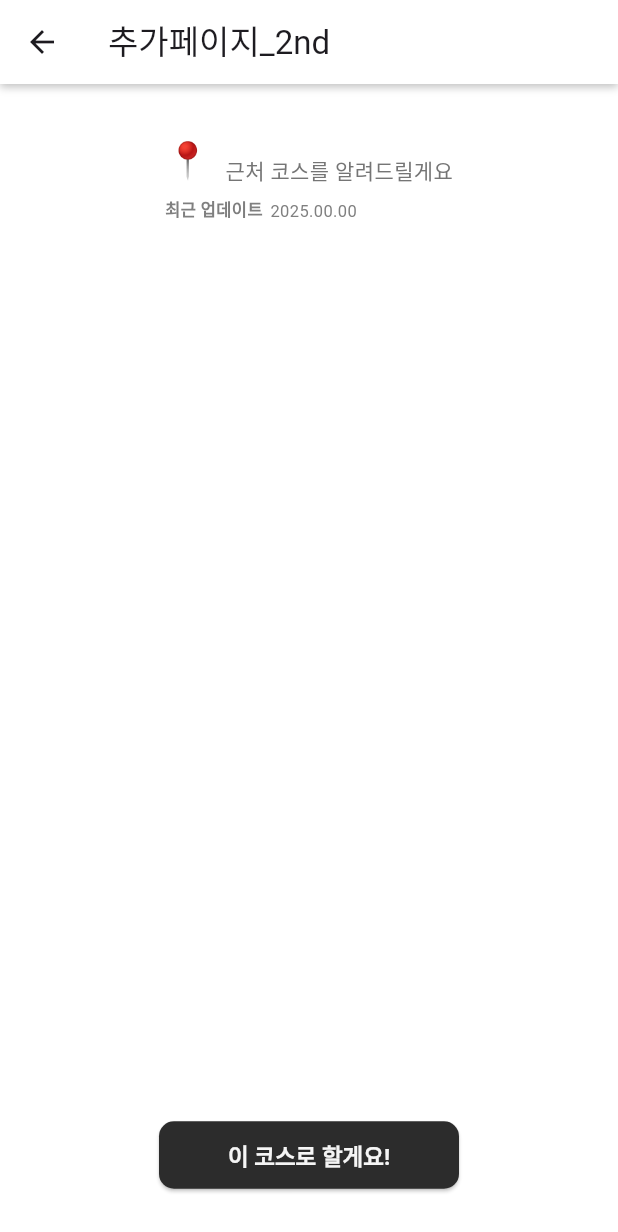
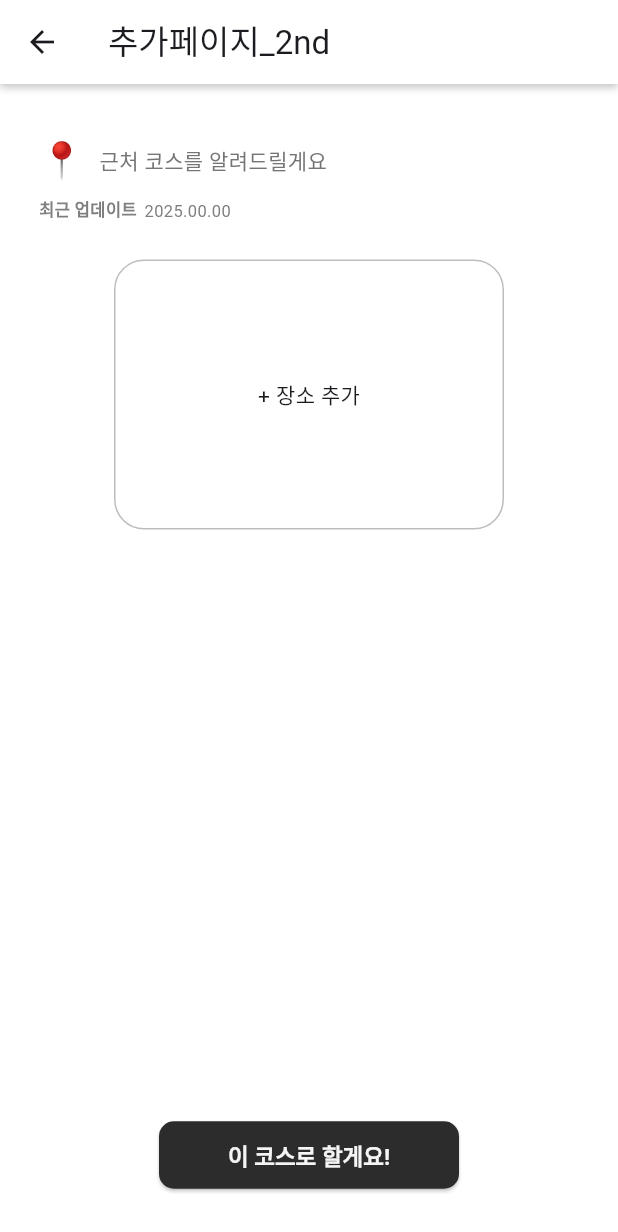
Before and after one commit to 2025AlphaProject/alphaFE, a Flutter app: the AddPage_2 screen opened directly with empty values, on a phone screen of 412 x 824 dp. Shown: the top 1232 px of the screen. Run offline on Flutter 3.47's test engine with Material 3 defaults, Android fonts, the phone set to English and light mode, and no system bars; our stand-ins replace flutter_dotenv, geolocator, image_picker; missing offline and left inert: kakao_flutter_sdk; network calls fail.

Commit message:
feature: placeinfo, placeinput 카드요소 추가

```diff
--- a/lib/pages/add_page/add_page_2.dart
+++ b/lib/pages/add_page/add_page_2.dart
@@ -1,14 +1,14 @@
-// 필수 패키지 import
 import 'package:flutter/material.dart';
 import 'package:flutter/cupertino.dart';
 import 'package:flutter/rendering.dart';
-import 'dart:async'; // Timer 사용을 위해 필요
-import 'dart:convert'; // jsonDecode 사용을 위해 필요
-import 'package:web_socket_channel/web_socket_channel.dart'; // 웹소켓 사용을 위해 필요
+import 'dart:async';
+import 'dart:convert';
+import 'package:web_socket_channel/web_socket_channel.dart';
 import 'add_page_3.dart';
 import '../../components/app_bar.dart';
 import '../../components/proceed_button.dart';
 import '../../components/placeinfo_card.dart';
+import '../../components/placeinput_card.dart';
 
 class AddPage_2 extends StatefulWidget {
   final String title;
@@ -21,26 +21,22 @@ class AddPage_2 extends StatefulWidget {
 
 class _AddPage_2State extends State<AddPage_2> {
   late ScrollController _scrollController;
-
-  // 버튼 노출 여부 상태 (true = 보임, false = 숨김)
   bool _visibleButton = true;
-
-  // 스크롤이 멈췄을 때 지연 후 버튼을 다시 보이게 하기 위한 타이머
   Timer? _idleTimer;
 
-  // API로부터 받은 장소 정보 저장
-  List<Map<String, dynamic>> _places = [];
+  // 장소 데이터 목록 (API + 사용자 입력)
+  List<PlaceInfoBlock> _placeWidgets = [];
+
+  // 현재 + 장소 추가 입력폼이 열려있는지 여부
+  bool _isAddingPlace = false;
 
   @override
   void initState() {
     super.initState();
-    _scrollController = ScrollController(); // 스크롤 추적용 컨트롤러 초기화
-
-    // 웹소켓 연결 및 데이터 수신
+    _scrollController = ScrollController();
     connectWebSocket();
   }
 
-  // 웹소켓 연결 및 데이터 수신
   void connectWebSocket() async {
     final channel = WebSocketChannel.connect(
       Uri.parse('ws://localhost:8000/tour/recommend/?user_id=111&areaCode=1&sigunguName=${widget.title}'),
@@ -50,39 +46,42 @@ class _AddPage_2State extends State<AddPage_2> {
       final data = jsonDecode(message);
       if (data["status"] == "SUCCESS" && data["result"] != null) {
         final List<dynamic> firstCourse = data["result"][0];
+
         setState(() {
-          _places = firstCourse.cast<Map<String, dynamic>>();
+          _placeWidgets = firstCourse.take(5).map((place) {
+            final rawUrl = place['image1'] ?? '';
+            final proxyUrl = rawUrl.startsWith('http://')
+                ? 'https://images.weserv.nl/?url=${Uri.encodeComponent(rawUrl.replaceFirst('http://', ''))}'
+                : rawUrl;
+
+            return PlaceInfoBlock(
+              imageUrl: proxyUrl,
+              title: place['title'] ?? '제목 없음',
+              description: place['address'] ?? '주소 정보 없음',
+              mapX: double.tryParse(place['mapX'] ?? '0') ?? 0.0,
+              mapY: double.tryParse(place['mapY'] ?? '0') ?? 0.0,
+            );
+          }).toList();
         });
       }
     });
   }
 
-  // 스크롤 상태를 감지하여 버튼을 숨기거나 다시 보여주는 함수
   void myScrollNotification(ScrollNotification notification) {
     if (notification is UserScrollNotification) {
       final direction = notification.direction;
-
-      // (임시) 유저의 스크롤 방향을 콘솔창에 출력, 개발 완료 시 제거
-      print("📢 direction: $direction");
-
       if (direction == ScrollDirection.idle) {
-        // 사용자가 스크롤을 멈췄을 경우 → 타이머가 없을 때만 생성
         _idleTimer ??= Timer(const Duration(milliseconds: 750), () {
-          showFloatButton(); // 0.75초 이상 멈춰있으면 버튼 다시 표시
+          showFloatButton();
         });
       } else {
-        // 스크롤 중일 경우 → 타이머 취소 및 버튼 숨기기
         _idleTimer?.cancel();
         _idleTimer = null;
-
-        if (_visibleButton) {
-          hideFloatButton();
-        }
+        if (_visibleButton) hideFloatButton();
       }
     }
   }
 
-  // 버튼 다시 보이기
   void showFloatButton() {
     if (!_visibleButton) {
       setState(() {
@@ -91,13 +90,21 @@ class _AddPage_2State extends State<AddPage_2> {
     }
   }
 
-  // 버튼 숨기기
   void hideFloatButton() {
     if (_visibleButton) {
       setState(() {
         _visibleButton = false;
       });
     }
+  }
+
+  void addNewPlace(String imageUrl, String title, String description, double mapX, double mapY) {
+    setState(() {
+      _placeWidgets.add(
+        PlaceInfoBlock(imageUrl: imageUrl, title: title, description: description, mapX: mapX, mapY: mapY,),
+      );
+      _isAddingPlace = false;
+    });
   }
 
   @override
@@ -108,11 +115,10 @@ class _AddPage_2State extends State<AddPage_2> {
       body: Stack(
         alignment: Alignment.center,
         children: [
-          // 스크롤 이벤트 감지를 위한 NotificationListener
           NotificationListener<ScrollNotification>(
             onNotification: (notification) {
               myScrollNotification(notification);
-              return false; // 다른 위젯에도 이벤트 전달 허용
+              return false;
             },
             child: SingleChildScrollView(
               controller: _scrollController,
@@ -127,26 +133,39 @@ class _AddPage_2State extends State<AddPage_2> {
                     crossAxisAlignment: CrossAxisAlignment.center,
                     children: [
                       const SizedBox(height: 26),
-                      _buildTitleBlock(), // 상단 텍스트
+                      _buildTitleBlock(),
                       const SizedBox(height: 24),
-                      // 장소 데이터가 있으면 PlaceInfoBlock으로 표시
-                      ..._places.take(5).map((place) {
-                        final rawUrl = place['image1'] ?? '';
-                        final proxyUrl = rawUrl.startsWith('http://')
-                            ? 'https://images.weserv.nl/?url=${Uri.encodeComponent(rawUrl.replaceFirst('http://', ''))}'
-                            : rawUrl;
-                        return Column(
+
+                      // Place 목록 표시
+                      ..._placeWidgets.map((place) => Column(
                         children: [
-                            PlaceInfoBlock(
-                              imageUrl: proxyUrl,
-                              title: place['title'] ?? '제목 없음',
-                              description: place['address'] ?? '주소 정보 없음',
-                            ),
+                          place,
                           const SizedBox(height: 24),
                         ],
-                        );
-                      }).toList(),
-                      const SizedBox(height: 100), // 하단 여유 공간
+                      )),
+
+                      // 입력 UI or + 버튼
+                      _isAddingPlace
+                          ? PlaceInputCard(
+                        onComplete: addNewPlace,
+                        onCancel: () => setState(() => _isAddingPlace = false),
+                      )
+                          : GestureDetector(
+                        onTap: () => setState(() => _isAddingPlace = true),
+                        child: Container(
+                          width: 260,
+                          height: 180,
+                          decoration: BoxDecoration(
+                            border: Border.all(color: Colors.grey.shade400),
+                            borderRadius: BorderRadius.circular(20),
+                          ),
+                          child: const Center(
+                            child: Text('+ 장소 추가'),
+                          ),
+                        ),
+                      ),
+
+                      const SizedBox(height: 100),
                     ],
                   ),
                 ),
@@ -154,32 +173,22 @@ class _AddPage_2State extends State<AddPage_2> {
             ),
           ),
 
-          // 버튼 영역 (애니메이션 적용)
+          // 고정 버튼
           Visibility(
-            visible: _visibleButton, // 버튼 보임 여부
+            visible: _visibleButton,
             maintainSize: false,
             maintainAnimation: true,
             maintainState: true,
             child: Stack(
               children: [
                 Positioned(
-                  bottom: 30, // 화면 하단에서 30만큼 위에 위치
+                  bottom: 30,
                   left: 0,
-                  right: 0, // 좌우 전체 너비 확보
-
-                  // 위젯을 슬라이드 애니메이션과 함께 화면에 표시하거나 숨기기 위한 래퍼
+                  right: 0,
                   child: AnimatedSlide(
-                            // 애니메이션이 실행될 총 시간 (0.3초 동안 이동)
                     duration: const Duration(milliseconds: 300),
-
-                            // 이동할 위치를 지정하는 offset (Offset(x, y))
-                            // - Offset.zero → 원래 위치 (보임)
-                            // - Offset(0, 1.2) → y축으로 아래로 120% 만큼 이동 (사라짐)
                     offset: _visibleButton ? Offset.zero : const Offset(0, 1.2),
-
-                            // 움직임의 가속도 커브 (시작은 느리게 → 빠르게 → 다시 느리게)
                     curve: Curves.easeInOut,
-
                     child: Center(
                       child: ProceedButton(
                         size_w: 200,
@@ -196,7 +205,7 @@ class _AddPage_2State extends State<AddPage_2> {
                         },
                       ),
                     ),
-                        )
+                  ),
                 ),
               ],
             ),
@@ -206,39 +215,23 @@ class _AddPage_2State extends State<AddPage_2> {
     );
   }
 
-  // 상단 텍스트 UI 구성
   Widget _buildTitleBlock() {
     return Column(
       crossAxisAlignment: CrossAxisAlignment.start,
       children: [
         Row(
-          mainAxisSize: MainAxisSize.min,
-          crossAxisAlignment: CrossAxisAlignment.end,
           children: [
-            Text(
-              "📍${widget.title}",
-              style: const TextStyle(fontSize: 24, fontWeight: FontWeight.bold),
-            ),
+            Text("📍${widget.title}", style: const TextStyle(fontSize: 24, fontWeight: FontWeight.bold)),
             const SizedBox(width: 10),
-            const Text(
-              '근처 코스를 알려드릴게요',
-              style: TextStyle(fontSize: 14, color: Color(0xFF757575)),
-            ),
+            const Text('근처 코스를 알려드릴게요', style: TextStyle(fontSize: 14, color: Color(0xFF757575))),
           ],
         ),
         const SizedBox(height: 8),
-        Row(
-          mainAxisSize: MainAxisSize.min,
-          children: const [
-            Text(
-              '최근 업데이트',
-              style: TextStyle(fontSize: 11, fontWeight: FontWeight.bold, color: Color(0xFF7F7F7F)),
-            ),
+        const Row(
+          children: [
+            Text('최근 업데이트', style: TextStyle(fontSize: 11, fontWeight: FontWeight.bold, color: Color(0xFF7F7F7F))),
             SizedBox(width: 5),
-            Text(
-              '2025.00.00',
-              style: TextStyle(fontSize: 11, color: Color(0xFF7F7F7F)),
-            ),
+            Text('2025.00.00', style: TextStyle(fontSize: 11, color: Color(0xFF7F7F7F))),
           ],
         ),
       ],
```
Also changed, not shown: lib/components/placeinfo_card.dart (+7 -10 lines), lib/components/placeinput_card.dart (added, +107 -0 lines). Lines whose indentation alone changed are shown as unchanged.
